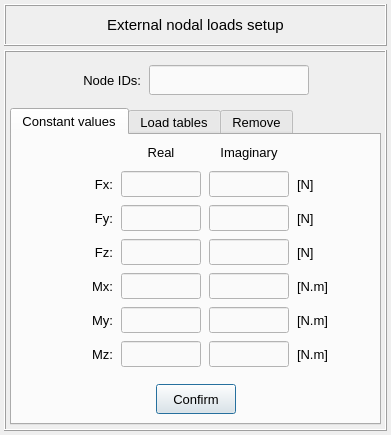
This is pulse/interface/data/ui_files/model/setup/structural/set_nodal_loads_input.ui in open-pulse/OpenPulse as Qt 5 draws it before an edit. The edited form follows.
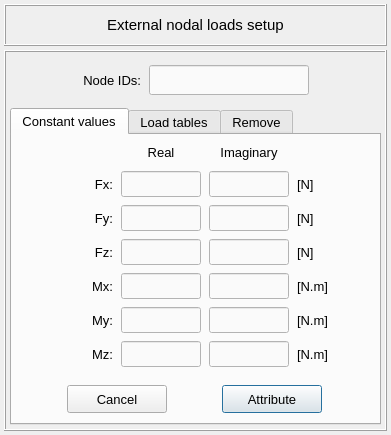
This is the edited form. Icons and pictures are not drawn.

Commit message: Refactors the valve class to operate in both the model configurator and geometry editor

What changed in the file:
```diff
--- a/pulse/interface/data/ui_files/model/setup/structural/set_nodal_loads_input.ui
+++ b/pulse/interface/data/ui_files/model/setup/structural/set_nodal_loads_input.ui
@@ -986,14 +986,14 @@
               <widget class="QPushButton" name="pushButton_constant_value_confirm">
                <property name="minimumSize">
                 <size>
-                 <width>80</width>
-                 <height>30</height>
+                 <width>100</width>
+                 <height>28</height>
                 </size>
                </property>
                <property name="maximumSize">
                 <size>
-                 <width>80</width>
-                 <height>30</height>
+                 <width>100</width>
+                 <height>28</height>
                 </size>
                </property>
                <property name="font">
@@ -1005,35 +1005,36 @@
                 <string notr="true"/>
                </property>
                <property name="text">
-                <string>Confirm</string>
+                <string>Attribute</string>
                </property>
               </widget>
              </item>
              <item row="0" column="0">
-              <spacer name="horizontalSpacer_3">
-               <property name="orientation">
-                <enum>Qt::Horizontal</enum>
-               </property>
-               <property name="sizeHint" stdset="0">
+              <widget class="QPushButton" name="pushButton_cancel_tab0">
+               <property name="minimumSize">
                 <size>
-                 <width>40</width>
-                 <height>20</height>
+                 <width>100</width>
+                 <height>28</height>
                 </size>
                </property>
-              </spacer>
-             </item>
-             <item row="0" column="2">
-              <spacer name="horizontalSpacer_4">
-               <property name="orientation">
-                <enum>Qt::Horizontal</enum>
-               </property>
-               <property name="sizeHint" stdset="0">
+               <property name="maximumSize">
                 <size>
-                 <width>40</width>
-                 <height>20</height>
+                 <width>100</width>
+                 <height>28</height>
                 </size>
                </property>
-              </spacer>
+               <property name="font">
+                <font>
+                 <pointsize>10</pointsize>
+                </font>
+               </property>
+               <property name="styleSheet">
+                <string notr="true"/>
+               </property>
+               <property name="text">
+                <string>Cancel</string>
+               </property>
+              </widget>
              </item>
             </layout>
            </widget>
```
Left out of the diff: 43 changed lines with no effect on the pictures. The commit also changes 30 other files.
